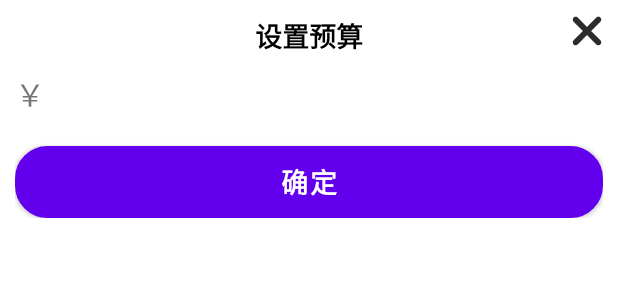
After one commit to NTH19/AndroidCashBook, an Android app: the layout dialog_budget.xml on its own in the app's theme, with its tools: preview values and no code run, on a phone screen of 412 x 824 dp. The commit adds this screen. Shown: the top 300 px of the screen. Run offline under Robolectric (Android 15) with nearby library versions, the phone set to English and light mode, and no system bars.

```diff
--- /dev/null
+++ b/app/src/main/res/layout/dialog_budget.xml
@@ -0,0 +1,50 @@
+<?xml version="1.0" encoding="utf-8"?>
+<RelativeLayout xmlns:android="http://schemas.android.com/apk/res/android"
+    android:layout_width="match_parent" android:layout_height="wrap_content"
+    android:padding="10dp"
+    android:background="@color/white">
+    <TextView
+        android:id="@+id/dialog_budget_tv1"
+        android:layout_width="wrap_content"
+        android:layout_height="wrap_content"
+        android:text="@string/set_budget"
+        android:layout_centerHorizontal="true"
+        android:textSize="18sp"
+        android:textStyle="bold"
+        android:textColor="@color/black"/>
+    <ImageView
+        android:id="@+id/dialog_budget_iv_error"
+        android:layout_width="wrap_content"
+        android:layout_height="wrap_content"
+        android:src="@mipmap/ih_error"
+        android:layout_alignParentRight="true"/>
+    <TextView
+        android:id="@+id/dialog_budget_tv2"
+        android:layout_width="wrap_content"
+        android:layout_height="wrap_content"
+        android:text="￥"
+        android:layout_below="@id/dialog_budget_tv1"
+        android:textSize="20sp"
+        android:layout_marginTop="10dp"/>
+    <EditText
+        android:id="@+id/dialog_budget_et"
+        android:layout_width="match_parent"
+        android:layout_height="wrap_content"
+        android:layout_toRightOf="@id/dialog_budget_tv2"
+        android:layout_alignBaseline="@id/dialog_budget_tv2"
+        android:inputType="numberDecimal"
+        android:background="@color/white">
+        <requestFocus/>
+    </EditText>
+    <Button
+        android:id="@+id/dialog_budget_btn_ensure"
+        android:layout_width="match_parent"
+        android:layout_height="wrap_content"
+        android:layout_below="@id/dialog_budget_tv2"
+        android:layout_marginTop="20dp"
+        android:text="@string/ensure"
+        android:textStyle="bold"
+        android:textSize="18sp"
+        android:background="@drawable/dialog_btn_bg"
+        android:textColor="@color/white"/>
+</RelativeLayout>
--- a/app/src/main/res/values/strings.xml
+++ b/app/src/main/res/values/strings.xml
@@ -10,4 +10,5 @@
     <string name="ensure">确定</string>
     <string name="add_remark">添加备注</string>
     <string name="please_input_time">请输入时间</string>
+    <string name="set_budget">设置预算</string>
 </resources>
--- a/app/src/main/res/xml/key.xml
+++ b/app/src/main/res/xml/key.xml
@@ -14,7 +14,7 @@
         <Key android:codes="52" android:keyLabel="4"/>
         <Key android:codes="53" android:keyLabel="5"/>
         <Key android:codes="54" android:keyLabel="6"/>
-        <Key android:codes="-4" android:keyLabel="确定"/>
+        <Key android:codes="-4" android:keyHeight="150dp" android:keyLabel="确定"/>
     </Row>
     <Row>
         <Key android:codes="55" android:keyLabel="7"/>
```
Also changed, not shown: app/src/main/java/com/example/cashbook/MainActivity.kt (+153 -9 lines), app/src/main/java/com/example/cashbook/db/DbManger.kt (+66 -1 lines), app/src/main/java/com/example/cashbook/utils/BudgetDialog.kt (added, +80 -0 lines).
